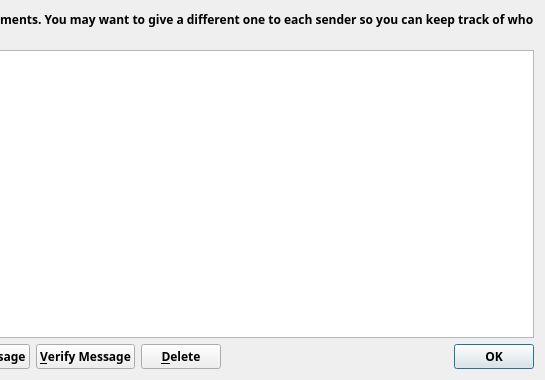
EverGreenCoinDev/EverGreenCoin, file src/qt/forms/addressbookpage.ui: the form before one commit; both pictures show x 357 to 902 and y 0 to 380 of the 902 by 380 pixel window.
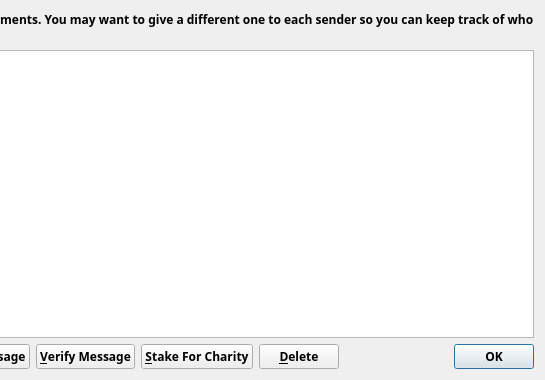
The form after the commit. Icons and pictures are not drawn.

Commit message: Stake for charity

Diff of the .ui file:
```diff
--- a/src/qt/forms/addressbookpage.ui
+++ b/src/qt/forms/addressbookpage.ui
@@ -166,6 +166,24 @@
        </property>
       </widget>
      </item>
+     <item>
+      <widget class="QPushButton" name="stakeForCharityPushButton">
+       <property name="font">
+        <font>
+         <family>Typola</family>
+         <weight>75</weight>
+         <bold>true</bold>
+         <stylestrategy>PreferAntialias</stylestrategy>
+        </font>
+       </property>
+       <property name="toolTip">
+        <string>Stake for charity</string>
+       </property>
+       <property name="text">
+        <string>&amp;Stake For Charity</string>
+       </property>
+      </widget>
+     </item>
      <item>
       <widget class="QPushButton" name="deleteButton">
        <property name="font">
@@ -173,6 +191,7 @@
          <family>Typola</family>
          <weight>75</weight>
          <bold>true</bold>
+         <stylestrategy>PreferAntialias</stylestrategy>
         </font>
        </property>
        <property name="toolTip">
```
Left out of the diff: 6 changed lines with no effect on the pictures. The commit also changes 31 other files.
